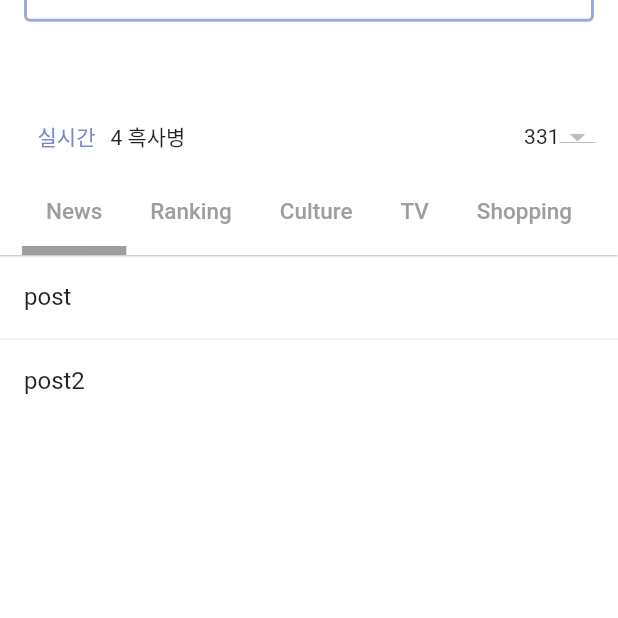
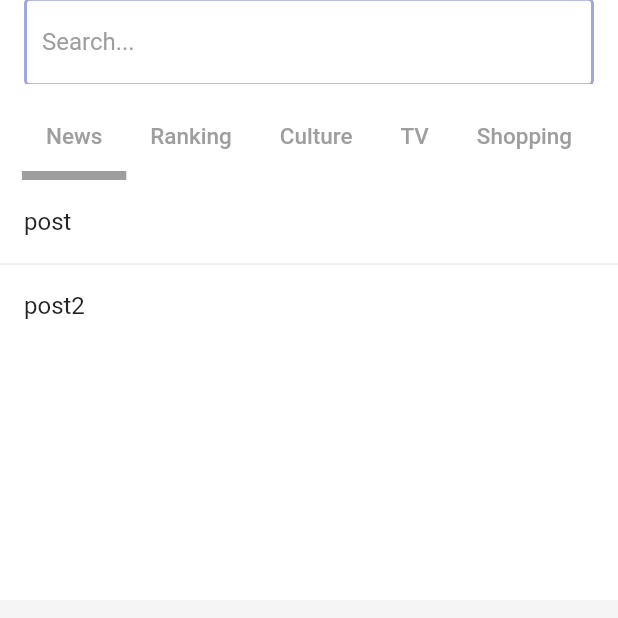
Before and after one commit to swon3210/vusqa-mobile-flutter, a Flutter app: the screen it shows after launch, swiped to page 2, on a phone screen of 412 x 824 dp, the top half of it. Run offline on Flutter 3.47's test engine with Material 2 defaults, Android fonts, the phone set to English and light mode, and no system bars; our stand-ins replace flutter_spinkit; network calls fail.

Commit message:
sliver appbar added

```diff
--- a/lib/pages/home.dart
+++ b/lib/pages/home.dart
@@ -27,8 +27,6 @@ class _HomeState extends State<Home> {
 
     var div_height = MediaQuery.of(context).size.height;
 
-    var height = div_height / 2 * 0.3;
-
     Color PrimaryColor = Colors.white;
 
 
@@ -36,16 +34,16 @@ class _HomeState extends State<Home> {
       length: 5,
       child: Scaffold(
         backgroundColor: Colors.grey[100],
-        appBar: PreferredSize(
-          preferredSize: Size.fromHeight(170.0),
-          child: AppBar(
-            elevation: 0.5,
+          body: NestedScrollView(
+            headerSliverBuilder: (BuildContext context, bool innerBoxIsScrolled) {
+              return <Widget>[
+                SliverAppBar(
+                  backgroundColor: Colors.white,
                   automaticallyImplyLeading: false,
-//        leading: Image.asset('assets/img/logo.jpg'),
-            title: Container(
-              margin: EdgeInsets.fromLTRB(0, 5, 0, 0),
-              height: 150.0,
-              child: TextField(
+                  expandedHeight: 120.0,
+                  floating: true,
+                  pinned: true,
+                  title: TextField(
                     decoration: InputDecoration(
                       enabledBorder: OutlineInputBorder(
                         borderSide: BorderSide(color: Colors.indigo[200], width: 2.0)
@@ -57,21 +55,9 @@ class _HomeState extends State<Home> {
                       hintStyle: TextStyle(
                         color: Colors.grey
                       ),
-//                    prefix: Container(
-//                      padding: EdgeInsets.fromLTRB(0, 10, 0, 0),
-//                      child: Image.asset('assets/img/logo.jpg')
-//                    )
+                    )
                   ),
-              ),
-            ),
-            centerTitle: true,
-            backgroundColor: PrimaryColor,
-            bottom: PreferredSize(
-              preferredSize: Size.fromHeight(10.0),
-              child: Column(
-                children: <Widget>[
-                  RealtimeSearchKeywords(),
-                  TabBar(
+                  bottom: TabBar(
                     isScrollable: true,
                     indicatorColor: Colors.grey,
                     indicatorWeight: 6.0,
@@ -141,13 +127,12 @@ class _HomeState extends State<Home> {
                         )
                       )
                     ],
-                  ),
-                ],
-              ),
                   )
                 ),
-        ),
-        body: Container(
+              ];
+            },
+            body: Center(
+              child: Container(
                 child: PageView.builder(
                   controller: section_controller,
                   itemBuilder: (context, position) {
@@ -157,8 +142,23 @@ class _HomeState extends State<Home> {
                   onPageChanged: (page) {
                     print(page);
                   },
+                )
               ),
-        )
+            ),
+          ),
+
+//        body: Container(
+//          child: PageView.builder(
+//            controller: section_controller,
+//            itemBuilder: (context, position) {
+//              return section_list[position];
+//            },
+//            itemCount: section_list.length,
+//            onPageChanged: (page) {
+//              print(page);
+//            },
+//          ),
+//        )
       ),
     );
   }
--- a/lib/widgets/realtime_search_keywords.dart
+++ b/lib/widgets/realtime_search_keywords.dart
@@ -9,20 +9,15 @@ class _RealtimeSearchKeywordsState extends State<RealtimeSearchKeywords> {
   @override
   Widget build(BuildContext context) {
     return Container(
-      child: Padding(
-        padding: const EdgeInsets.all(15.0),
       child: Row(
         mainAxisAlignment: MainAxisAlignment.spaceBetween,
         children: <Widget>[
           Row(
             children: <Widget>[
-                Padding(
-                  padding: const EdgeInsets.symmetric(horizontal: 10.0),
-                  child: Text(
+              Text(
                 '실시간',
                 style: TextStyle(
                   color: Colors.indigo[300]
-                    ),
                 ),
               ),
               Text('4 흑사병')
@@ -35,7 +30,6 @@ class _RealtimeSearchKeywordsState extends State<RealtimeSearchKeywords> {
             ],
           )
         ],
-        ),
       )
     );
   }
```
Lines whose indentation alone changed are shown as unchanged.
